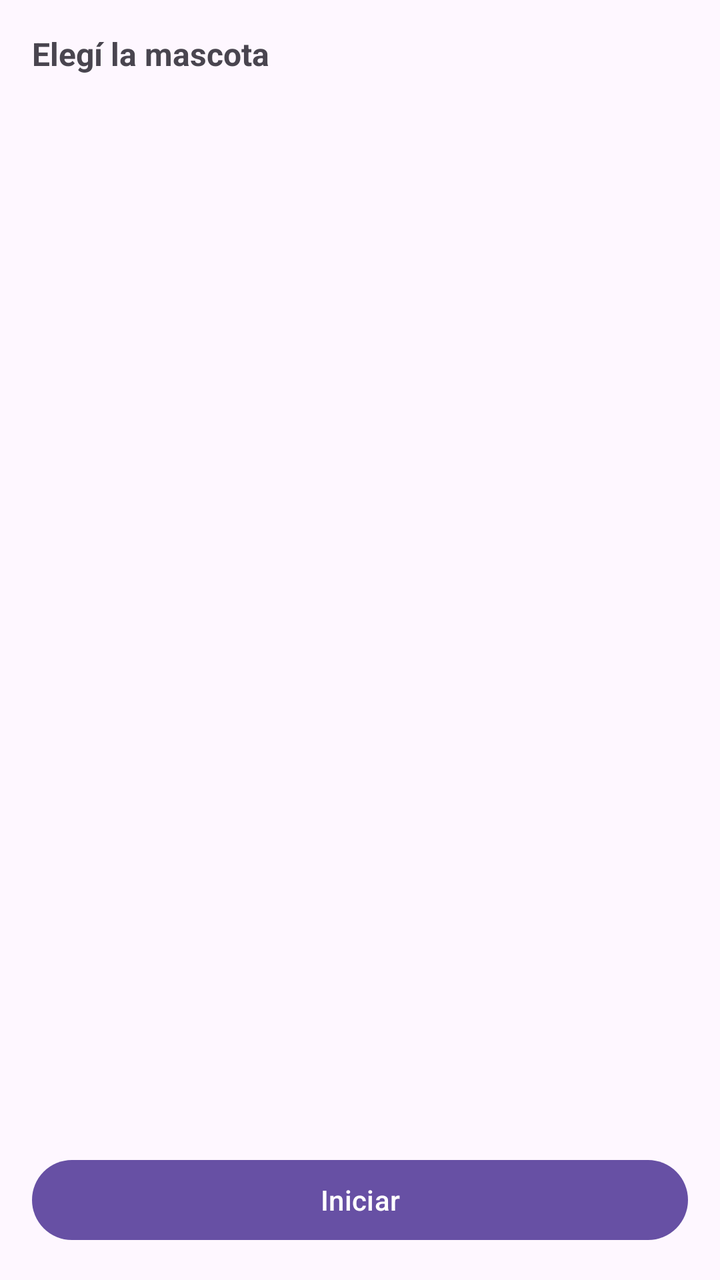
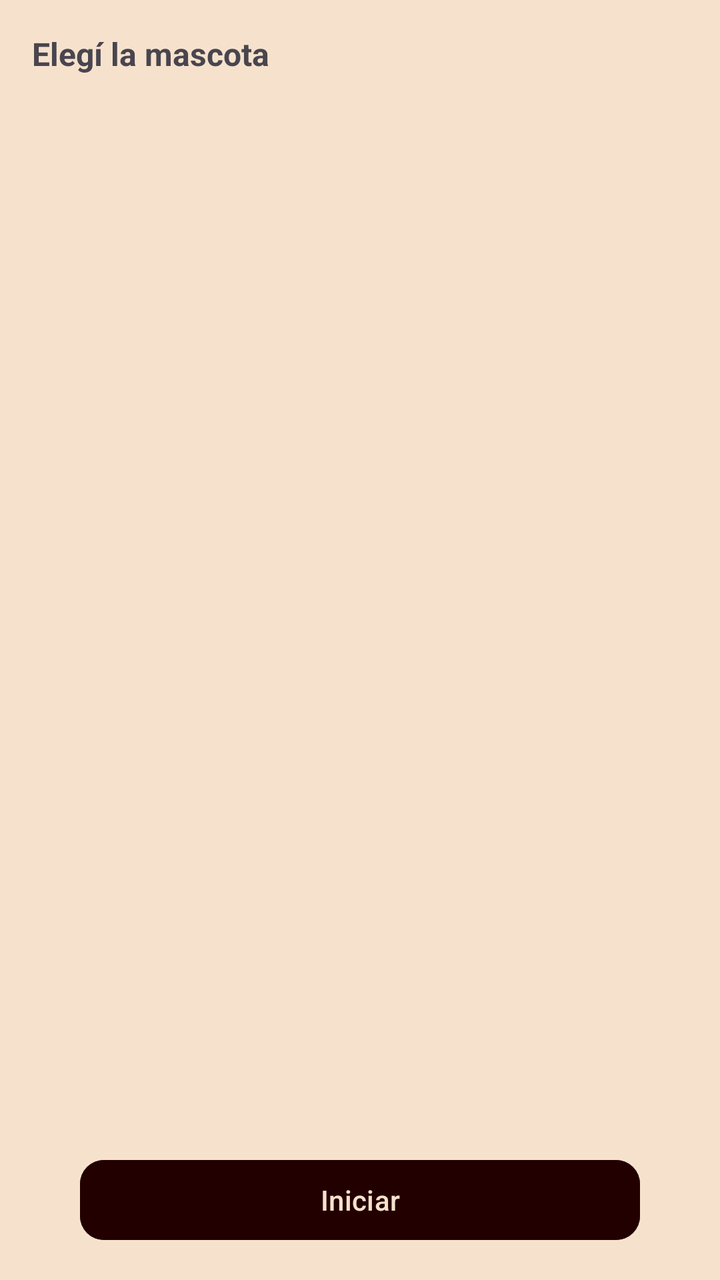

Screens rendered from an Android XML layout before and after an edit, with the pre-edit source and the edit as a unified diff.
<!-- AndroidManifest.xml: application theme Theme.Loveito -->
<!-- res/layout/fragment_crisis_start.xml -->
<?xml version="1.0" encoding="utf-8"?>
<LinearLayout xmlns:android="http://schemas.android.com/apk/res/android"
    android:layout_width="match_parent"
    android:layout_height="match_parent"
    android:orientation="vertical"
    android:padding="16dp"
    android:gravity="center_vertical"
    android:fitsSystemWindows="true">

    <TextView
        android:layout_width="wrap_content"
        android:layout_height="wrap_content"
        android:text="@string/select_pet_label"
        android:textStyle="bold"
        android:textSize="16sp"
        android:layout_marginBottom="8dp" />

    <ListView
        android:id="@+id/listPets"
        android:layout_width="match_parent"
        android:layout_height="0dp"
        android:layout_weight="1"
        android:dividerHeight="8dp"
        android:choiceMode="singleChoice" />

    <Button
        android:id="@+id/btnStart"
        android:layout_width="match_parent"
        android:layout_height="wrap_content"
        android:text="@string/start_button"
        android:layout_marginTop="12dp" />

</LinearLayout>
<!-- resources referenced by this layout -->
<resources>
  <string name="select_pet_label">Elegí la mascota</string>
  <string name="start_button">Iniciar</string>
  <style name="Theme.Loveito" parent="Theme.Material3.DayNight.NoActionBar" />
</resources>

<!-- the commit's change to res/layout/fragment_crisis_start.xml (unified diff, before → after) -->
@@ -1,5 +1,6 @@
 <?xml version="1.0" encoding="utf-8"?>
 <LinearLayout xmlns:android="http://schemas.android.com/apk/res/android"
+    xmlns:app="http://schemas.android.com/apk/res-auto"
     android:layout_width="match_parent"
     android:layout_height="match_parent"
     android:orientation="vertical"
@@ -23,11 +24,17 @@
         android:dividerHeight="8dp"
         android:choiceMode="singleChoice" />
 
-    <Button
+    <com.google.android.material.button.MaterialButton
         android:id="@+id/btnStart"
         android:layout_width="match_parent"
         android:layout_height="wrap_content"
         android:text="@string/start_button"
-        android:layout_marginTop="12dp" />
+        android:layout_marginTop="12dp"
+        android:backgroundTint="@color/accent_primary"
+        android:textColor="@color/accent_on"
+        app:cornerRadius="12dp"
+        android:layout_marginStart="24dp"
+        android:layout_marginEnd="24dp"
+        android:layout_gravity="center_horizontal" />
 
 </LinearLayout>
<!-- resource entries referenced after the edit -->
@@ -1,7 +1,24 @@
 <!-- resources referenced by this layout -->
 <resources>
+  <color name="accent_on">#F6E2CC</color>
+  <color name="accent_primary">#230000</color>
   <string name="select_pet_label">Elegí la mascota</string>
   <string name="start_button">Iniciar</string>
-  <style name="Theme.Loveito" parent="Theme.Material3.DayNight.NoActionBar" />
+  <style name="Theme.Loveito" parent="Theme.Material3.DayNight.NoActionBar">
+          <item name="colorPrimary">@color/bg_primary</item>
+          <item name="colorOnPrimary">@color/text_primary</item>
+          <item name="colorSecondary">@color/accent_primary</item>
+          <item name="colorOnSecondary">@color/accent_on</item>
+          <item name="android:colorBackground">@color/bg_primary</item>
+          <item name="colorSurface">@color/bg_surface</item>
+          <item name="colorOnSurface">@color/text_primary</item>
+          <item name="colorError">@color/error_default</item>
+          <item name="colorOnError">@color/text_primary</item>
+      </style>
+  <color name="bg_primary">#F6E2CC</color>
+  <color name="text_primary">#2E2115</color>
+  <color name="bg_surface">#F6E2CC</color>
+  <color name="error_default">@color/error_accessible</color>
+  <color name="error_accessible">#CF6679</color>
 </resources>
 
